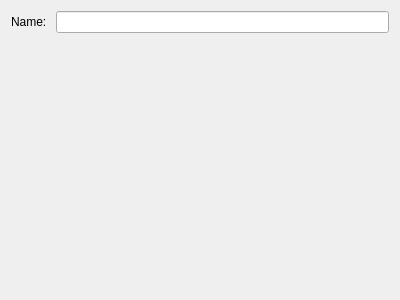
Qt form Data/EditorFiles/Editors/ui/MonsterEditor.ui (griusfux/conceptrpg2) before a commit.
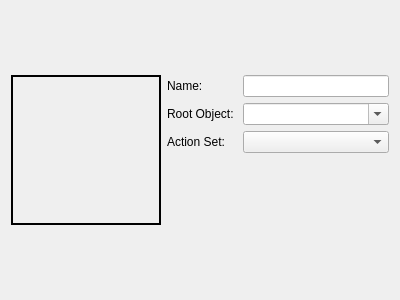
The same form after that commit.

Commit message: Adding the following to the MonsterEditor:   * Image   * Root Object   * Action Set

Patch:
```diff
--- a/Data/EditorFiles/Editors/ui/MonsterEditor.ui
+++ b/Data/EditorFiles/Editors/ui/MonsterEditor.ui
@@ -13,8 +13,8 @@
   <property name="windowTitle">
    <string>MonsterEditor</string>
   </property>
-  <layout class="QVBoxLayout" name="verticalLayout">
-   <item>
+  <layout class="QFormLayout" name="formLayout">
+   <item row="1" column="1">
     <layout class="QGridLayout" name="gridLayout">
      <item row="0" column="0">
       <widget class="QLabel" name="label">
@@ -26,20 +26,72 @@
      <item row="0" column="1">
       <widget class="QLineEdit" name="name"/>
      </item>
+     <item row="3" column="0">
+      <spacer name="verticalSpacer">
+       <property name="orientation">
+        <enum>Qt::Vertical</enum>
+       </property>
+       <property name="sizeHint" stdset="0">
+        <size>
+         <width>20</width>
+         <height>40</height>
+        </size>
+       </property>
+      </spacer>
+     </item>
+     <item row="1" column="0">
+      <widget class="QLabel" name="label_3">
+       <property name="text">
+        <string>Root Object: </string>
+       </property>
+      </widget>
+     </item>
+     <item row="1" column="1">
+      <widget class="QComboBox" name="root_object">
+       <property name="editable">
+        <bool>true</bool>
+       </property>
+      </widget>
+     </item>
+     <item row="2" column="1">
+      <widget class="QComboBox" name="action_set"/>
+     </item>
+     <item row="2" column="0">
+      <widget class="QLabel" name="label_4">
+       <property name="text">
+        <string>Action Set: </string>
+       </property>
+      </widget>
+     </item>
     </layout>
    </item>
-   <item>
-    <spacer name="verticalSpacer">
-     <property name="orientation">
-      <enum>Qt::Vertical</enum>
+   <item row="1" column="0">
+    <widget class="QLabel" name="monster_image">
+     <property name="minimumSize">
+      <size>
+       <width>150</width>
+       <height>150</height>
+      </size>
      </property>
-     <property name="sizeHint" stdset="0">
+     <property name="maximumSize">
       <size>
-       <width>20</width>
-       <height>40</height>
+       <width>150</width>
+       <height>150</height>
       </size>
      </property>
-    </spacer>
+     <property name="frameShape">
+      <enum>QFrame::Box</enum>
+     </property>
+     <property name="lineWidth">
+      <number>2</number>
+     </property>
+     <property name="text">
+      <string/>
+     </property>
+     <property name="scaledContents">
+      <bool>true</bool>
+     </property>
+    </widget>
    </item>
   </layout>
  </widget>
```
The commit also changes 2 other files.
